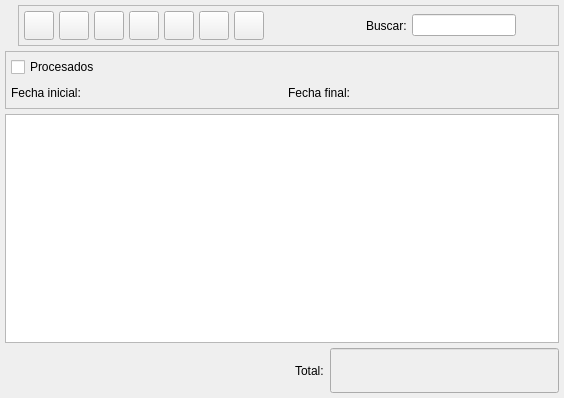
eboladev/Bulmages-1, file bulmages/bulmafact/src/albaranesproveedorlistbase.ui: the form before one commit.
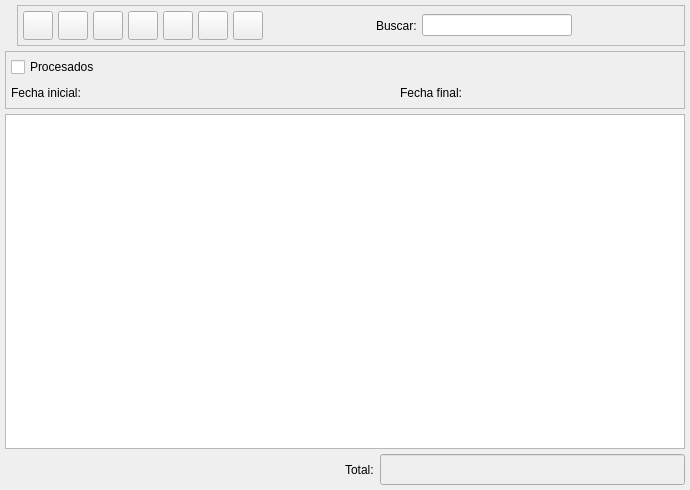
The form after the commit. Icons and pictures are not drawn. Custom widgets are drawn as their Qt base class.

```diff
--- a/bulmages/bulmafact/src/albaranesproveedorlistbase.ui
+++ b/bulmages/bulmafact/src/albaranesproveedorlistbase.ui
@@ -9,8 +9,8 @@
    <rect>
     <x>0</x>
     <y>0</y>
-    <width>564</width>
-    <height>398</height>
+    <width>690</width>
+    <height>490</height>
    </rect>
   </property>
   <property name="windowTitle" >
@@ -32,7 +32,7 @@
       <number>0</number>
      </property>
      <property name="spacing" >
-      <number>6</number>
+      <number>5</number>
      </property>
      <item>
       <widget class="QLabel" name="label" >
@@ -246,7 +246,7 @@
          <widget class="QLineEdit" name="m_filtro" >
           <property name="minimumSize" >
            <size>
-            <width>100</width>
+            <width>150</width>
             <height>0</height>
            </size>
           </property>
@@ -324,7 +324,14 @@
          </widget>
         </item>
         <item>
-         <widget class="BusquedaFecha" native="1" name="m_fechain" />
+         <widget class="BusquedaFecha" native="1" name="m_fechain" >
+          <property name="minimumSize" >
+           <size>
+            <width>150</width>
+            <height>0</height>
+           </size>
+          </property>
+         </widget>
         </item>
         <item>
          <spacer>
@@ -332,7 +339,7 @@
            <enum>Qt::Horizontal</enum>
           </property>
           <property name="sizeType" >
-           <enum>QSizePolicy::Expanding</enum>
+           <enum>QSizePolicy::Preferred</enum>
           </property>
           <property name="sizeHint" >
            <size>
@@ -350,7 +357,14 @@
          </widget>
         </item>
         <item>
-         <widget class="BusquedaFecha" native="1" name="m_fechafin" />
+         <widget class="BusquedaFecha" native="1" name="m_fechafin" >
+          <property name="minimumSize" >
+           <size>
+            <width>150</width>
+            <height>0</height>
+           </size>
+          </property>
+         </widget>
         </item>
         <item>
          <spacer>
@@ -358,7 +372,7 @@
            <enum>Qt::Horizontal</enum>
           </property>
           <property name="sizeType" >
-           <enum>QSizePolicy::Expanding</enum>
+           <enum>QSizePolicy::Preferred</enum>
           </property>
           <property name="sizeHint" >
            <size>
@@ -884,7 +898,7 @@
        <property name="font" >
         <font>
          <family>Sans Serif</family>
-         <pointsize>20</pointsize>
+         <pointsize>12</pointsize>
          <weight>75</weight>
          <italic>false</italic>
          <bold>true</bold>
```
